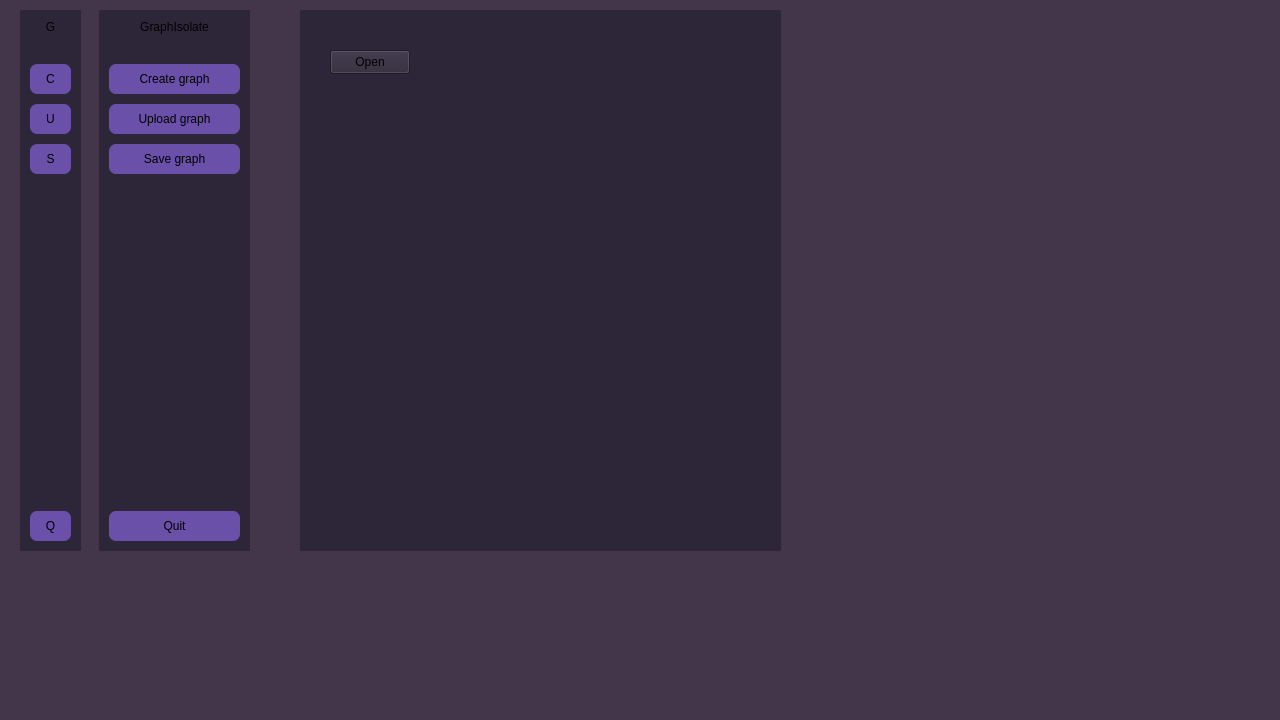
Above: mainwindow.ui from youshum1tsy/GraphIsolate before the change. Below: the same form after it.
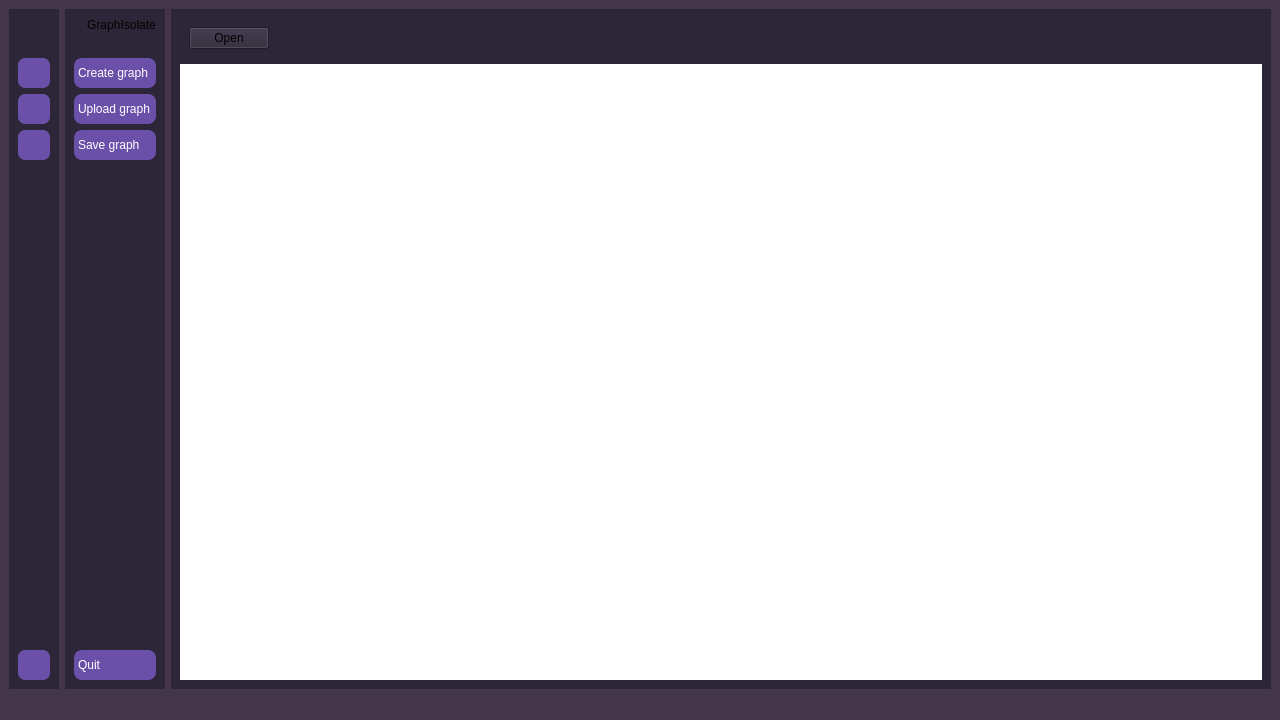
That is the form after the change. Icons and pictures are not drawn.

Commit message: Add icons in sidebar

```diff
--- a/mainwindow.ui
+++ b/mainwindow.ui
@@ -29,61 +29,82 @@
    <string notr="true">background-color: rgb(67, 54, 75);</string>
   </property>
   <widget class="QWidget" name="centralwidget">
+   <layout class="QGridLayout" name="gridLayout">
+    <item row="0" column="2">
+     <widget class="QWidget" name="main_widget" native="true">
+      <property name="styleSheet">
+       <string notr="true">background-color: rgb(45, 38, 56);</string>
+      </property>
+      <layout class="QVBoxLayout" name="verticalLayout_4">
+       <item>
+        <widget class="QWidget" name="header_widget" native="true">
+         <layout class="QHBoxLayout" name="horizontalLayout">
+          <item>
+           <widget class="QPushButton" name="pushButton_sidebar">
+            <property name="text">
+             <string>Open</string>
+            </property>
+            <property name="checkable">
+             <bool>true</bool>
+            </property>
+           </widget>
+          </item>
+          <item>
+           <spacer name="horizontalSpacer_2">
+            <property name="orientation">
+             <enum>Qt::Horizontal</enum>
+            </property>
+            <property name="sizeHint" stdset="0">
+             <size>
+              <width>942</width>
+              <height>13</height>
+             </size>
+            </property>
+           </spacer>
+          </item>
+         </layout>
+        </widget>
+       </item>
+       <item>
+        <widget class="QStackedWidget" name="stackedWidget">
+         <property name="styleSheet">
+          <string notr="true">background-color: rgb(255, 255, 255);</string>
+         </property>
+         <widget class="QWidget" name="page"/>
+         <widget class="QWidget" name="page_2"/>
+        </widget>
+       </item>
+      </layout>
+     </widget>
+    </item>
+    <item row="0" column="0">
    <widget class="QWidget" name="icon_only_widget" native="true">
-    <property name="geometry">
-     <rect>
-      <x>20</x>
-      <y>10</y>
-      <width>61</width>
-      <height>541</height>
-     </rect>
-    </property>
     <property name="styleSheet">
      <string notr="true">QWidget {
 	background-color: rgb(45, 38, 56);
 }
 QPushButton {
+	color: white;
 	background-color: rgb(106, 80, 169);
 	height: 30px;
 	border: none;
 	border-radius: 7px;
 }</string>
-    </property>
-    <widget class="QWidget" name="">
-     <property name="geometry">
-      <rect>
-       <x>0</x>
-       <y>0</y>
-       <width>61</width>
-       <height>541</height>
-      </rect>
      </property>
      <layout class="QVBoxLayout" name="verticalLayout">
-      <property name="spacing">
-       <number>10</number>
-      </property>
-      <property name="sizeConstraint">
-       <enum>QLayout::SetMaximumSize</enum>
-      </property>
-      <property name="leftMargin">
-       <number>10</number>
-      </property>
-      <property name="topMargin">
-       <number>10</number>
-      </property>
-      <property name="rightMargin">
-       <number>10</number>
-      </property>
-      <property name="bottomMargin">
-       <number>10</number>
-      </property>
       <item>
        <widget class="QLabel" name="label">
         <property name="styleSheet">
          <string notr="true">background-color: rgb(45, 38, 56);</string>
         </property>
         <property name="text">
-         <string>G</string>
+          <string/>
+         </property>
+         <property name="pixmap">
+          <pixmap resource="resources.qrc">:/icons/assets/icons/logo-light.png</pixmap>
+         </property>
+         <property name="scaledContents">
+          <bool>false</bool>
         </property>
         <property name="alignment">
          <set>Qt::AlignCenter</set>
@@ -109,21 +130,51 @@
       <item>
        <widget class="QPushButton" name="pushButton_create_graph_2">
         <property name="text">
-         <string>C</string>
-        </property>
+          <string/>
+         </property>
+         <property name="icon">
+          <iconset resource="resources.qrc">
+           <normaloff>:/icons/assets/icons/create-light.png</normaloff>:/icons/assets/icons/create-light.png</iconset>
+         </property>
+         <property name="iconSize">
+          <size>
+           <width>24</width>
+           <height>24</height>
+          </size>
+         </property>
        </widget>
       </item>
       <item>
        <widget class="QPushButton" name="pushButton_upload_graph_2">
         <property name="text">
-         <string>U</string>
-        </property>
+          <string/>
+         </property>
+         <property name="icon">
+          <iconset resource="resources.qrc">
+           <normaloff>:/icons/assets/icons/upload-light.png</normaloff>:/icons/assets/icons/upload-light.png</iconset>
+         </property>
+         <property name="iconSize">
+          <size>
+           <width>24</width>
+           <height>24</height>
+          </size>
+         </property>
        </widget>
       </item>
       <item>
        <widget class="QPushButton" name="pushButton_3">
         <property name="text">
-         <string>S</string>
+          <string/>
+         </property>
+         <property name="icon">
+          <iconset resource="resources.qrc">
+           <normaloff>:/icons/assets/icons/save-light.png</normaloff>:/icons/assets/icons/save-light.png</iconset>
+         </property>
+         <property name="iconSize">
+          <size>
+           <width>24</width>
+           <height>24</height>
+          </size>
         </property>
        </widget>
       </item>
@@ -135,7 +186,7 @@
         <property name="sizeHint" stdset="0">
          <size>
           <width>20</width>
-          <height>40</height>
+           <height>427</height>
          </size>
         </property>
        </spacer>
@@ -143,61 +194,52 @@
       <item>
        <widget class="QPushButton" name="pushButton_4">
         <property name="text">
-         <string>Q</string>
+          <string/>
+         </property>
+         <property name="icon">
+          <iconset resource="resources.qrc">
+           <normaloff>:/icons/assets/icons/quit-light.png</normaloff>:/icons/assets/icons/quit-light.png</iconset>
+         </property>
+         <property name="iconSize">
+          <size>
+           <width>24</width>
+           <height>24</height>
+          </size>
         </property>
        </widget>
       </item>
      </layout>
     </widget>
-   </widget>
+    </item>
+    <item row="0" column="1">
    <widget class="QWidget" name="icon_name_widget" native="true">
-    <property name="geometry">
-     <rect>
-      <x>99</x>
-      <y>10</y>
-      <width>151</width>
-      <height>541</height>
-     </rect>
-    </property>
     <property name="styleSheet">
      <string notr="true">QWidget {
 	background-color: rgb(45, 38, 56);
 }
 QPushButton {
+	color: white;
 	background-color: rgb(106, 80, 169);
+	text-align: left;
 	height: 30px;
 	border: none;
-	border-radius: 7px;
+	border-radius: 8px;
+	padding-left: 4px;
 }</string>
     </property>
-    <widget class="QWidget" name="layoutWidget">
-     <property name="geometry">
-      <rect>
-       <x>0</x>
-       <y>0</y>
-       <width>151</width>
-       <height>541</height>
-      </rect>
-     </property>
-     <layout class="QVBoxLayout" name="verticalLayout_3">
-      <property name="spacing">
-       <number>10</number>
-      </property>
-      <property name="sizeConstraint">
-       <enum>QLayout::SetMaximumSize</enum>
-      </property>
-      <property name="leftMargin">
-       <number>10</number>
-      </property>
-      <property name="topMargin">
-       <number>10</number>
-      </property>
-      <property name="rightMargin">
-       <number>10</number>
-      </property>
-      <property name="bottomMargin">
-       <number>10</number>
-      </property>
+      <layout class="QVBoxLayout" name="verticalLayout_2">
+       <item>
+        <layout class="QHBoxLayout" name="horizontalLayout_2">
+         <item>
+          <widget class="QLabel" name="label_2">
+           <property name="text">
+            <string/>
+           </property>
+           <property name="pixmap">
+            <pixmap resource="resources.qrc">:/icons/assets/icons/logo-light.png</pixmap>
+           </property>
+          </widget>
+         </item>
       <item>
        <widget class="QLabel" name="label_3">
         <property name="styleSheet">
@@ -211,6 +253,8 @@
         </property>
        </widget>
       </item>
+        </layout>
+       </item>
       <item>
        <spacer name="verticalSpacer_1">
         <property name="orientation">
@@ -232,6 +276,22 @@
         <property name="text">
          <string notr="true">Create graph</string>
         </property>
+         <property name="icon">
+          <iconset resource="resources.qrc">
+           <normaloff>:/icons/assets/icons/create-light.png</normaloff>:/icons/assets/icons/create-light.png</iconset>
+         </property>
+         <property name="iconSize">
+          <size>
+           <width>24</width>
+           <height>24</height>
+          </size>
+         </property>
+         <property name="checkable">
+          <bool>false</bool>
+         </property>
+         <property name="autoExclusive">
+          <bool>false</bool>
+         </property>
        </widget>
       </item>
       <item>
@@ -239,6 +299,22 @@
         <property name="text">
          <string>Upload graph</string>
         </property>
+         <property name="icon">
+          <iconset resource="resources.qrc">
+           <normaloff>:/icons/assets/icons/upload-light.png</normaloff>:/icons/assets/icons/upload-light.png</iconset>
+         </property>
+         <property name="iconSize">
+          <size>
+           <width>24</width>
+           <height>24</height>
+          </size>
+         </property>
+         <property name="checkable">
+          <bool>false</bool>
+         </property>
+         <property name="autoExclusive">
+          <bool>false</bool>
+         </property>
        </widget>
       </item>
       <item>
@@ -246,6 +322,22 @@
         <property name="text">
          <string>Save graph</string>
         </property>
+         <property name="icon">
+          <iconset resource="resources.qrc">
+           <normaloff>:/icons/assets/icons/save-light.png</normaloff>:/icons/assets/icons/save-light.png</iconset>
+         </property>
+         <property name="iconSize">
+          <size>
+           <width>24</width>
+           <height>24</height>
+          </size>
+         </property>
+         <property name="checkable">
+          <bool>false</bool>
+         </property>
+         <property name="autoExclusive">
+          <bool>false</bool>
+         </property>
        </widget>
       </item>
       <item>
@@ -256,7 +348,7 @@
         <property name="sizeHint" stdset="0">
          <size>
           <width>20</width>
-          <height>40</height>
+           <height>425</height>
          </size>
         </property>
        </spacer>
@@ -266,59 +358,22 @@
         <property name="text">
          <string>Quit</string>
         </property>
-       </widget>
-      </item>
-     </layout>
-    </widget>
-   </widget>
-   <widget class="QWidget" name="main_widget" native="true">
-    <property name="geometry">
-     <rect>
-      <x>300</x>
-      <y>10</y>
-      <width>481</width>
-      <height>541</height>
-     </rect>
-    </property>
-    <property name="styleSheet">
-     <string notr="true">background-color: rgb(45, 38, 56);</string>
-    </property>
-    <widget class="QWidget" name="header_widget" native="true">
-     <property name="geometry">
-      <rect>
-       <x>20</x>
-       <y>20</y>
-       <width>441</width>
-       <height>71</height>
-      </rect>
-     </property>
-     <widget class="QPushButton" name="pushButton">
-      <property name="geometry">
-       <rect>
-        <x>10</x>
-        <y>20</y>
-        <width>80</width>
+         <property name="icon">
+          <iconset resource="resources.qrc">
+           <normaloff>:/icons/assets/icons/quit-light.png</normaloff>:/icons/assets/icons/quit-light.png</iconset>
+         </property>
+         <property name="iconSize">
+          <size>
+           <width>24</width>
         <height>24</height>
-       </rect>
-      </property>
-      <property name="text">
-       <string>Open</string>
-      </property>
-     </widget>
-    </widget>
-    <widget class="QStackedWidget" name="stackedWidget">
-     <property name="geometry">
-      <rect>
-       <x>19</x>
-       <y>119</y>
-       <width>441</width>
-       <height>401</height>
-      </rect>
-     </property>
-     <widget class="QWidget" name="page"/>
-     <widget class="QWidget" name="page_2"/>
-    </widget>
-   </widget>
+          </size>
+         </property>
+        </widget>
+       </item>
+      </layout>
+     </widget>
+    </item>
+   </layout>
   </widget>
   <widget class="QMenuBar" name="menubar">
    <property name="geometry">
```
Left out of the diff: 12 changed lines with no effect on the pictures. Lines whose indentation alone changed are shown as unchanged. The commit also changes 9 other files.
